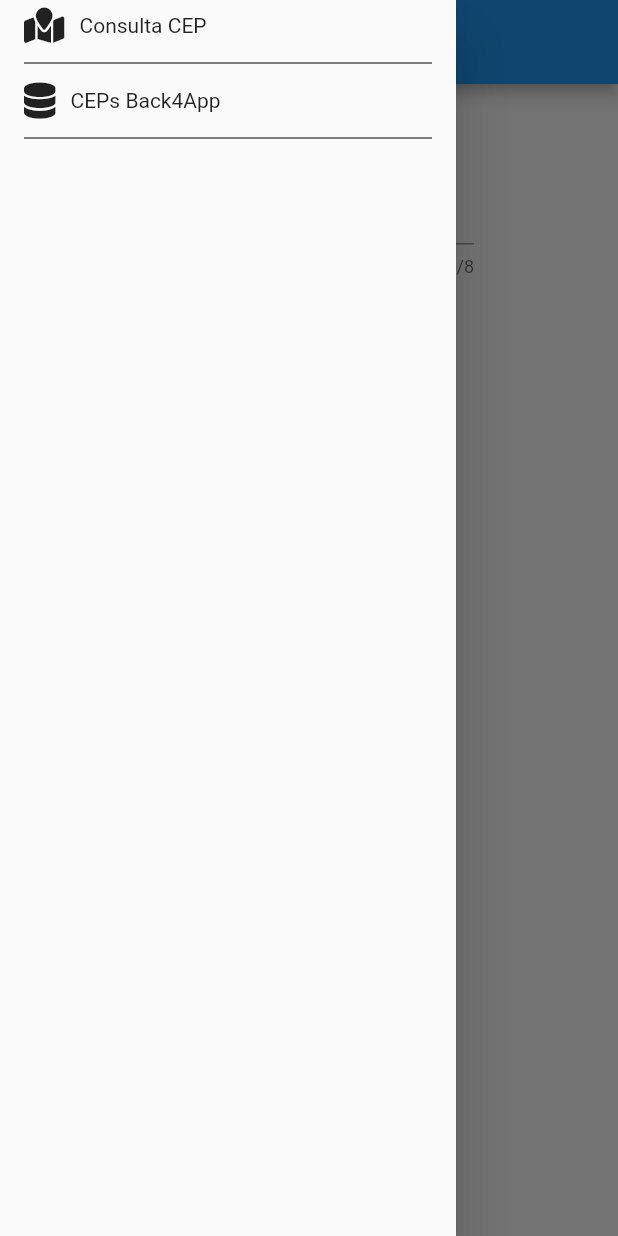
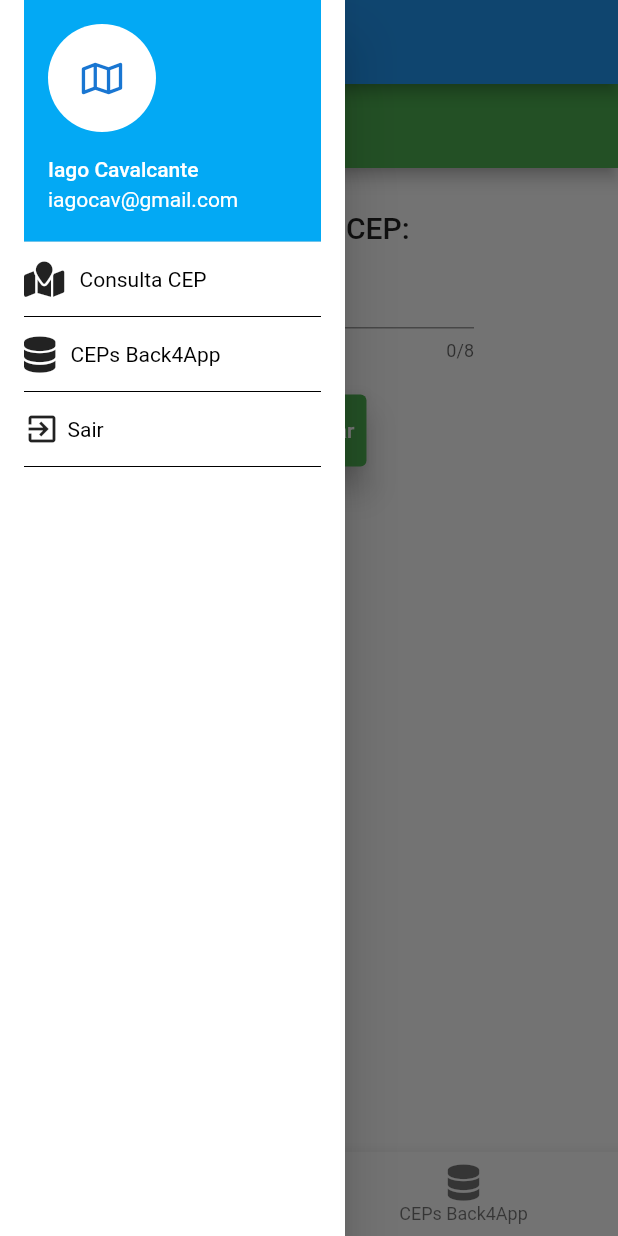
Before and after one commit to ashenOneDev/cepapp, a Flutter app: the screen it shows after launch, with the side drawer open, on a phone screen of 412 x 824 dp. Run offline on Flutter 3.47's test engine with Material 2 defaults, Android fonts, the phone set to English and light mode, and no system bars; our stand-ins replace dio, flutter_dotenv, font_awesome_flutter.

Commit message:
add widgets para navegação

```diff
--- a/lib/pages/cep_back4app_page.dart
+++ b/lib/pages/cep_back4app_page.dart
@@ -1,5 +1,4 @@
 import 'package:flutter/material.dart';
-import 'package:flutter/services.dart';
 import 'package:font_awesome_flutter/font_awesome_flutter.dart';
 import 'package:viacepapp/model/ceps_back4app_model.dart';
 import 'package:viacepapp/repositories/back4app/ceps_back4app_repository.dart';
@@ -48,6 +47,7 @@ class _CepBack4appPageState extends State<CepBack4appPage> {
     return SafeArea(
         child: Scaffold(
       appBar: AppBar(
+        backgroundColor: Colors.green,
         title: const Text("CEPs Back4App"),
       ),
       body: loading
--- a/lib/pages/consulta_cep_page.dart
+++ b/lib/pages/consulta_cep_page.dart
@@ -24,6 +24,10 @@ class _ConsultaCepPageState extends State<ConsultaCepPage> {
   Widget build(BuildContext context) {
     return SafeArea(
         child: Scaffold(
+      appBar: AppBar(
+        backgroundColor: Colors.green,
+        title: Text("Via CEP"),
+      ),
       body: Padding(
         padding: const EdgeInsets.symmetric(horizontal: 16, vertical: 8),
         child: ListView(children: [
--- a/lib/pages/main_page.dart
+++ b/lib/pages/main_page.dart
@@ -1,4 +1,6 @@
 import 'package:flutter/material.dart';
+import 'package:font_awesome_flutter/font_awesome_flutter.dart';
+import 'package:viacepapp/pages/cep_back4app_page.dart';
 import 'package:viacepapp/pages/consulta_cep_page.dart';
 import 'package:viacepapp/shared/widgets/custom_drawer.dart';
 
@@ -10,6 +12,9 @@ class MainPage extends StatefulWidget {
 }
 
 class _MainPageState extends State<MainPage> {
+  PageController pageController = PageController(initialPage: 0);
+  int paginaAtual = 0;
+
   @override
   Widget build(BuildContext context) {
     return SafeArea(
@@ -18,7 +23,36 @@ class _MainPageState extends State<MainPage> {
           title: const Text("Consulta CEP"),
         ),
         drawer: const CustomDrawer(),
-        body: ConsultaCepPage(),
+        body: Column(
+          children: [
+            Expanded(
+                child: PageView(
+              controller: pageController,
+              onPageChanged: (value) {
+                setState(() {
+                  paginaAtual = value;
+                });
+              },
+              scrollDirection: Axis.horizontal,
+              children: const [ConsultaCepPage(), CepBack4appPage()],
+            )),
+            BottomNavigationBar(
+              type: BottomNavigationBarType.fixed,
+              onTap: (value) {
+                pageController.jumpToPage(value);
+              },
+              currentIndex: paginaAtual,
+              items: const [
+                BottomNavigationBarItem(
+                    label: "Consulta CEP",
+                    icon: FaIcon(FontAwesomeIcons.mapLocation)),
+                BottomNavigationBarItem(
+                    label: "CEPs Back4App",
+                    icon: FaIcon(FontAwesomeIcons.database))
+              ],
+            )
+          ],
+        ),
       ),
     );
   }
--- a/lib/shared/widgets/custom_drawer.dart
+++ b/lib/shared/widgets/custom_drawer.dart
@@ -1,7 +1,8 @@
 import 'package:flutter/material.dart';
+import 'package:flutter/services.dart';
 import 'package:font_awesome_flutter/font_awesome_flutter.dart';
 import 'package:viacepapp/pages/cep_back4app_page.dart';
-import 'package:viacepapp/pages/main_page.dart';
+import 'package:viacepapp/pages/consulta_cep_page.dart';
 
 class CustomDrawer extends StatelessWidget {
   const CustomDrawer({super.key});
@@ -9,9 +10,25 @@ class CustomDrawer extends StatelessWidget {
   @override
   Widget build(BuildContext context) {
     return Drawer(
+      width: 230,
+      backgroundColor: Colors.white,
       child: ListView(
         padding: const EdgeInsets.symmetric(horizontal: 16),
         children: [
+          const InkWell(
+            child: UserAccountsDrawerHeader(
+                decoration: BoxDecoration(color: Colors.lightBlue),
+                currentAccountPicture: CircleAvatar(
+                  backgroundColor: Colors.white,
+                  child: FaIcon(FontAwesomeIcons.map),
+                ),
+                accountName: Text(
+                  "Iago Cavalcante",
+                  style: TextStyle(color: Colors.white),
+                ),
+                accountEmail: Text("iagocav@gmail.com",
+                    style: TextStyle(color: Colors.white))),
+          ),
           InkWell(
             child: Container(
               padding: const EdgeInsets.symmetric(horizontal: 0, vertical: 5),
@@ -22,14 +39,16 @@ class CustomDrawer extends StatelessWidget {
                   SizedBox(
                     width: 10,
                   ),
-                  Text("Consulta CEP")
+                  Text("Consulta CEP", style: TextStyle(color: Colors.black))
                 ],
               ),
             ),
             onTap: () {
               Navigator.pop(context);
-              Navigator.push(context,
-                  MaterialPageRoute(builder: (context) => const MainPage()));
+              Navigator.push(
+                  context,
+                  MaterialPageRoute(
+                      builder: (context) => const ConsultaCepPage()));
             },
           ),
           const Divider(
@@ -45,7 +64,7 @@ class CustomDrawer extends StatelessWidget {
                   SizedBox(
                     width: 10,
                   ),
-                  Text("CEPs Back4App")
+                  Text("CEPs Back4App", style: TextStyle(color: Colors.black))
                 ],
               ),
             ),
@@ -60,6 +79,62 @@ class CustomDrawer extends StatelessWidget {
           const Divider(
             color: Colors.black,
           ),
+          InkWell(
+            child: Container(
+                padding: const EdgeInsets.symmetric(horizontal: 0, vertical: 5),
+                width: double.infinity,
+                child: const Row(
+                  children: [
+                    Icon(Icons.exit_to_app),
+                    SizedBox(
+                      width: 5,
+                    ),
+                    Text("Sair", style: TextStyle(color: Colors.black)),
+                  ],
+                )),
+            onTap: () {
+              showDialog(
+                  context: context,
+                  builder: (BuildContext bc) {
+                    return AlertDialog(
+                      alignment: Alignment.centerLeft,
+                      elevation: 8,
+                      shape: RoundedRectangleBorder(
+                          borderRadius: BorderRadius.circular(10)),
+                      title: const Text(
+                        "Consulta CEP",
+                        style: TextStyle(fontWeight: FontWeight.bold),
+                      ),
+                      content: const Wrap(
+                        children: [
+                          Text("Deseja realmente sair?"),
+                        ],
+                      ),
+                      actions: [
+                        ElevatedButton(
+                            style: ButtonStyle(
+                                backgroundColor:
+                                    MaterialStateProperty.all(Colors.green)),
+                            onPressed: () {
+                              Navigator.pop(context);
+                            },
+                            child: const Text("Não")),
+                        ElevatedButton(
+                            style: ButtonStyle(
+                                backgroundColor:
+                                    MaterialStateProperty.all(Colors.red)),
+                            onPressed: () {
+                              SystemNavigator.pop();
+                            },
+                            child: const Text("Sim")),
+                      ],
+                    );
+                  });
+            },
+          ),
+          const Divider(
+            color: Colors.black,
+          ),
         ],
       ),
     );
```
